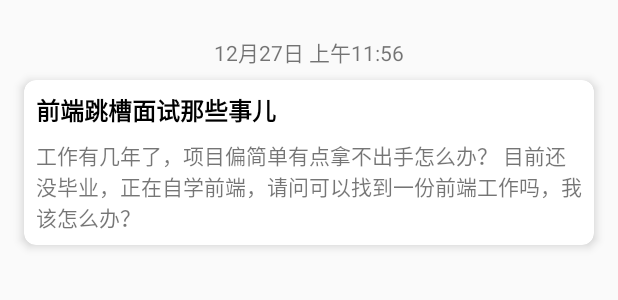
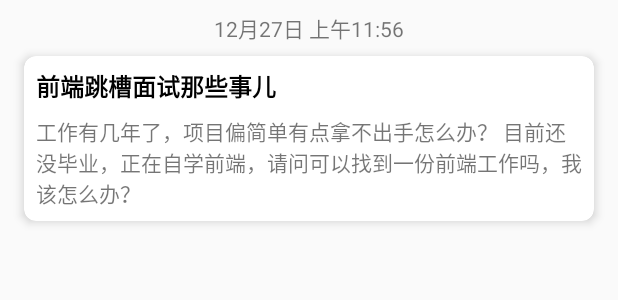
Before and after one commit to cnmozzie/QPush-android-client, an Android app: the layout message_item.xml on its own in the app's theme, with its tools: preview values and no code run, on a phone screen of 412 x 824 dp. Shown: the top 300 px of the screen. Run offline under Robolectric (Android 15) with nearby library versions, the light colour scheme and no system bars; network calls fail.

Commit message:
polish the UI

```diff
--- a/app/src/main/res/layout/activity_main.xml
+++ b/app/src/main/res/layout/activity_main.xml
@@ -21,9 +21,10 @@
     <ListView
         android:id="@+id/message_list"
         android:layout_width="match_parent"
-        android:layout_height="wrap_content"
+        android:layout_height="0dp"
+        app:layout_constraintBottom_toBottomOf="parent"
         app:layout_constraintEnd_toEndOf="parent"
         app:layout_constraintStart_toStartOf="parent"
-        app:layout_constraintTop_toBottomOf="@+id/my_toolbar"></ListView>
+        app:layout_constraintTop_toBottomOf="@+id/my_toolbar" />
 
 </androidx.constraintlayout.widget.ConstraintLayout>
--- a/app/src/main/res/layout/message_item.xml
+++ b/app/src/main/res/layout/message_item.xml
@@ -11,7 +11,7 @@
         android:layout_height="wrap_content"
         android:layout_marginStart="16dp"
         android:layout_marginLeft="16dp"
-        android:layout_marginTop="24dp"
+        android:layout_marginTop="8dp"
         android:layout_marginEnd="16dp"
         android:layout_marginRight="16dp"
         app:layout_constraintEnd_toEndOf="parent"
@@ -20,6 +20,7 @@
         tools:text="12月27日 上午11:56" />
 
     <androidx.cardview.widget.CardView
+        android:id="@+id/cardView"
         android:layout_width="match_parent"
         android:layout_height="wrap_content"
         android:layout_marginStart="16dp"
@@ -61,4 +62,12 @@
 
     </androidx.cardview.widget.CardView>
 
+    <View
+        android:id="@+id/view"
+        android:layout_width="0dp"
+        android:layout_height="8dp"
+        app:layout_constraintEnd_toEndOf="parent"
+        app:layout_constraintStart_toStartOf="parent"
+        app:layout_constraintTop_toBottomOf="@+id/cardView" />
+
 </androidx.constraintlayout.widget.ConstraintLayout>
```
Also changed, not shown: app/src/main/res/layout/activity_dialog.xml (+5 -2 lines).
